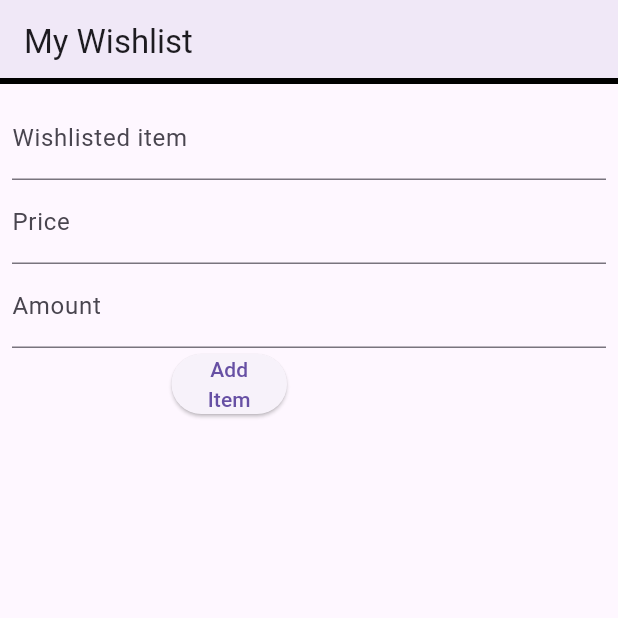
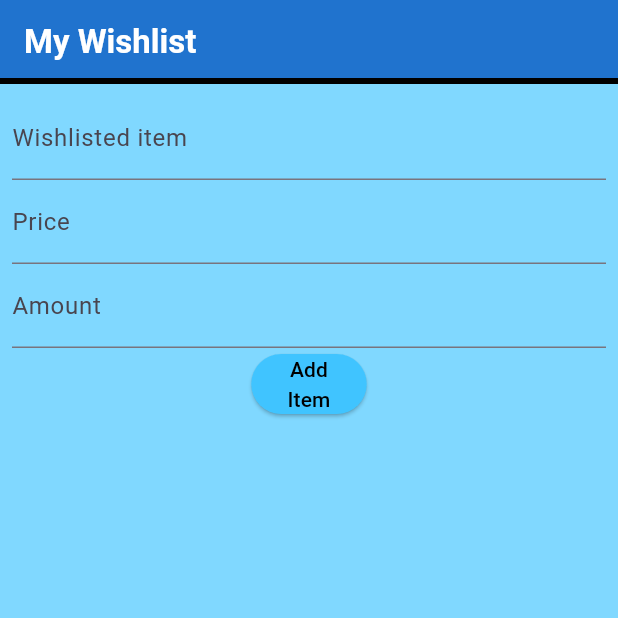
Before and after one commit to TaxemicZero/list_maker, a Flutter app: the screen it shows after launch, on a phone screen of 412 x 824 dp, the top half of it. Run offline on Flutter 3.47's test engine with Material 3 defaults, Android fonts, the phone set to English and light mode, and no system bars; our stand-ins replace sqflite; missing offline and left inert: dart:ffi; accounts and stored records are empty.

Commit message:
now completely finished

```diff
--- a/lib/main_page.dart
+++ b/lib/main_page.dart
@@ -19,14 +19,24 @@ class MyApp extends StatelessWidget {
       debugShowCheckedModeBanner: false,
       title: _title,
       home: Scaffold(
-        appBar: AppBar(title: const Text(_title),
+        appBar: AppBar(
+          title:
+            const Text(_title,
+              style:
+                TextStyle(
+                    color: Colors.white,
+                    fontWeight: FontWeight.bold
+                ),
+            ),
           shape: Border(
               bottom: BorderSide(
                   color: Colors.black,
                   width: 4
               )
           ),
-          elevation: 4,),
+          elevation: 4,
+          backgroundColor: Colors.blue[700],
+        ),
         body: ListWidget(),
       ),
     );
@@ -141,6 +151,7 @@ class _ListWidgetState extends State<ListWidget> {
   Widget build(BuildContext context) {
     return
       Scaffold(
+        backgroundColor: Colors.lightBlueAccent[100],
         key: _scaffoldKey,
           body: Column(
             children: [
@@ -160,38 +171,71 @@ class _ListWidgetState extends State<ListWidget> {
                       controller: _amountController,
                       decoration: InputDecoration(labelText: 'Amount'),
                     ),
-                    Row(
+                    Container(
+                      //color: Colors.blueAccent,
+                      child: Row(
                         mainAxisAlignment: MainAxisAlignment.spaceEvenly,
                         children: [
                           ElevatedButton(
+                            style: ButtonStyle(
+                              backgroundColor: WidgetStateProperty.resolveWith(
+                                    (Set<WidgetState> states) {
+                                  if (states.contains(WidgetState.pressed)) return Colors.lightBlueAccent[500];
+                                  return Colors.lightBlueAccent[200]; // Use the component's default color for other states
+                                },
+                              ),
+                            ),
                             onPressed: () {
                               _addTodo();
                               hideButton(true);
                             },
                             child: const Text('Add \nItem',
-                          textAlign: TextAlign.center,),
+                              textAlign: TextAlign.center,
+                              style: TextStyle(color: Colors.black)
+                            ),
                           ),
                           if (_canShowButton)
                             ElevatedButton(
+                              style: ButtonStyle(
+                                backgroundColor: WidgetStateProperty.resolveWith(
+                                      (Set<WidgetState> states) {
+                                    if (states.contains(WidgetState.pressed)) return Colors.lightBlueAccent[500];
+                                    return Colors.lightBlueAccent[200]; // Use the component's default color for other states
+                                  },
+                                ),
+                              ),
                               onPressed: () {
                                 _updateTodo(_selectedNow);
                                 hideButton(true);
                               },
                               child: const Text('Update \nItem',
-                                textAlign: TextAlign.center,),
+                                textAlign: TextAlign.center,
+                                style: TextStyle(color: Colors.black)
                               ),
-                        !_canShowButton
-                            ? const SizedBox.shrink()
-                            : ElevatedButton(
+                            ),
+                          if(_canShowButton)
+                              ElevatedButton(
+                                style: ButtonStyle(
+                                  backgroundColor: WidgetStateProperty.resolveWith(
+                                        (Set<WidgetState> states) {
+                                      if (states.contains(WidgetState.pressed)) return Colors.lightBlueAccent[500];
+                                      return Colors.lightBlueAccent[200]; // Use the component's default color for other states
+                                    },
+                                  ),
+                                ),
                                 onPressed: () {
                                   _deleteTobuy(_selectedNow.id!);
                                   hideButton(true);
                                 },
                                 child: const Text('Remove \nItem',
-                                textAlign: TextAlign.center,),
+                                  textAlign: TextAlign.center,
+                                  style: TextStyle(color: Colors.black)
+                                ),
                           ),
                         ],
                       )
+
+                    ),
 
                     /*
                     ElevatedButton(
@@ -210,7 +254,13 @@ class _ListWidgetState extends State<ListWidget> {
                   itemCount: _tobuys.length,
                   itemBuilder: (context, index) {
                     final tobuy = _tobuys[index];
-                    return ListTile(
+                    return Container(
+                      decoration: const BoxDecoration(
+                        border: Border(bottom: BorderSide(color: Colors.blueGrey),
+                        top: BorderSide(color: Colors.blueGrey)),
+                      ),
+                      child:
+                        ListTile(
                           title: Text(tobuy.name),
                           subtitle:
                             Column(
@@ -249,6 +299,7 @@ class _ListWidgetState extends State<ListWidget> {
 
                           },
                         ),
+                      ),
                     );
                   },
                 ),
```
Lines whose indentation alone changed are shown as unchanged.
